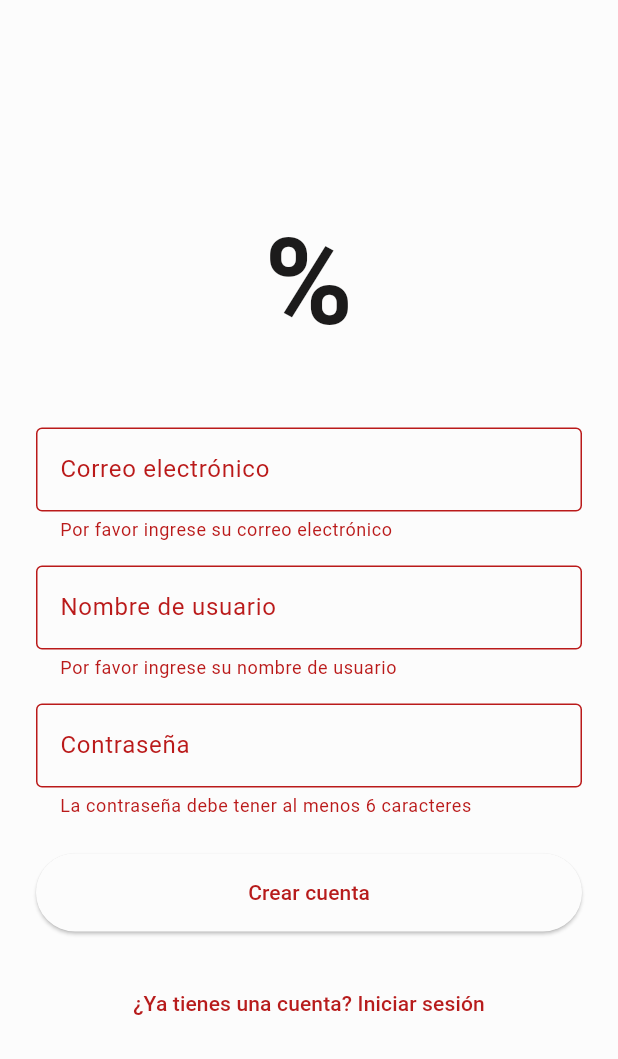
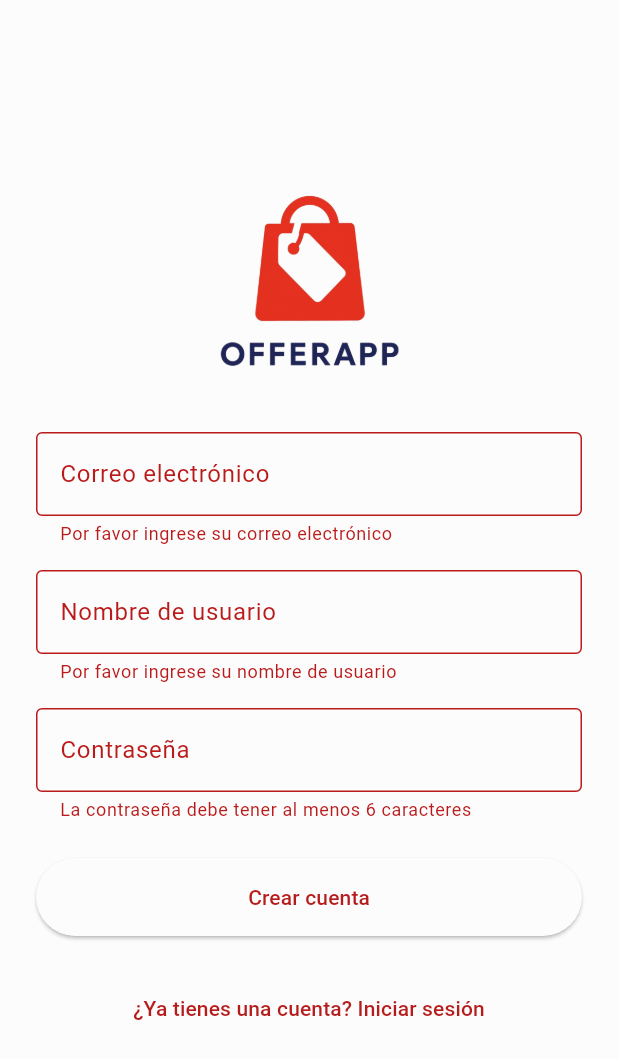
Before and after one commit to nicolasOchoa01/offerappflutter2, a Flutter app: the RegisterScreen screen opened by its route, after a tap on "Crear cuenta", on a phone screen of 412 x 824 dp. Shown: the top 1059 px of the screen. Run offline on Flutter 3.47's test engine with Material 3 defaults, Android fonts, the light colour scheme and no system bars; our stand-ins replace cached_network_image, cloud_firestore, equatable, firebase_auth, firebase_core, firebase_messaging and 10 more; missing offline and left inert: cloudinary_public; accounts and stored records are empty.

Commit message:
Arreglando inicio

```diff
--- a/lib/src/presentation/screens/auth/login_screen.dart
+++ b/lib/src/presentation/screens/auth/login_screen.dart
@@ -15,7 +15,7 @@ class _LoginScreenState extends State<LoginScreen> {
   final _emailController = TextEditingController();
   final _passwordController = TextEditingController();
   final _formKey = GlobalKey<FormState>();
-  bool _isLoading = false; // Add a loading state
+  bool _isLoading = false;
 
   @override
   void dispose() {
@@ -31,12 +31,12 @@ class _LoginScreenState extends State<LoginScreen> {
 
     setState(() => _isLoading = true);
 
-    // FIX: Use the modern AuthNotifier from the provider context.
+
     final authNotifier = context.read<AuthNotifier>();
     final scaffoldMessenger = ScaffoldMessenger.of(context);
 
     try {
-      // FIX: Call the login method on the notifier.
+
       await authNotifier.login(
         _emailController.text,
         _passwordController.text,
--- a/lib/src/presentation/screens/auth/register_screen.dart
+++ b/lib/src/presentation/screens/auth/register_screen.dart
@@ -1,7 +1,7 @@
 import 'package:flutter/material.dart';
 import 'package:go_router/go_router.dart';
 import 'package:provider/provider.dart';
-import 'package:myapp/src/services/auth_service.dart';
+import 'package:myapp/src/application/auth/auth_notifier.dart';
 
 class RegisterScreen extends StatefulWidget {
   const RegisterScreen({super.key});
@@ -29,15 +29,16 @@ class _RegisterScreenState extends State<RegisterScreen> {
       return;
     }
 
-    final authService = Provider.of<AuthService>(context, listen: false);
+    final authNotifier = context.read<AuthNotifier>();
     final scaffoldMessenger = ScaffoldMessenger.of(context);
 
     try {
-      await authService.createUserWithEmailAndPassword(
+      await authNotifier.register(
         _emailController.text,
         _passwordController.text,
+        _usernameController.text,
       );
-      // La navegación se maneja por el redirect de go_router
+
     } catch (e) {
       scaffoldMessenger.showSnackBar(
         SnackBar(content: Text('Error al crear la cuenta: ${e.toString()}')),
@@ -58,10 +59,9 @@ class _RegisterScreenState extends State<RegisterScreen> {
                 mainAxisAlignment: MainAxisAlignment.center,
                 crossAxisAlignment: CrossAxisAlignment.stretch,
                 children: [
-                  const Text(
-                    '%',
-                    textAlign: TextAlign.center,
-                    style: TextStyle(fontSize: 80, fontWeight: FontWeight.bold),
+                  Image.asset(
+                    'assets/images/offerapplogopng.png',
+                    height: 120,
                   ),
                   const SizedBox(height: 40),
                   TextFormField(
```
Also changed, not shown: lib/src/presentation/screens/auth/forgot_password_screen.dart (+6 -7 lines), pubspec.lock.
